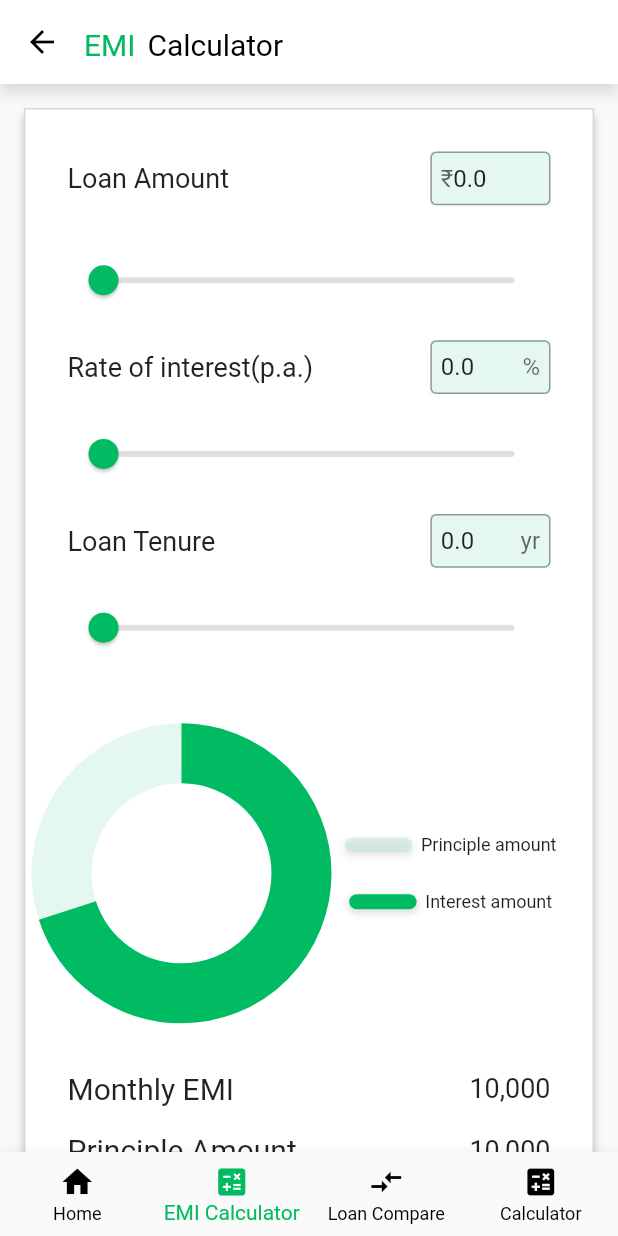
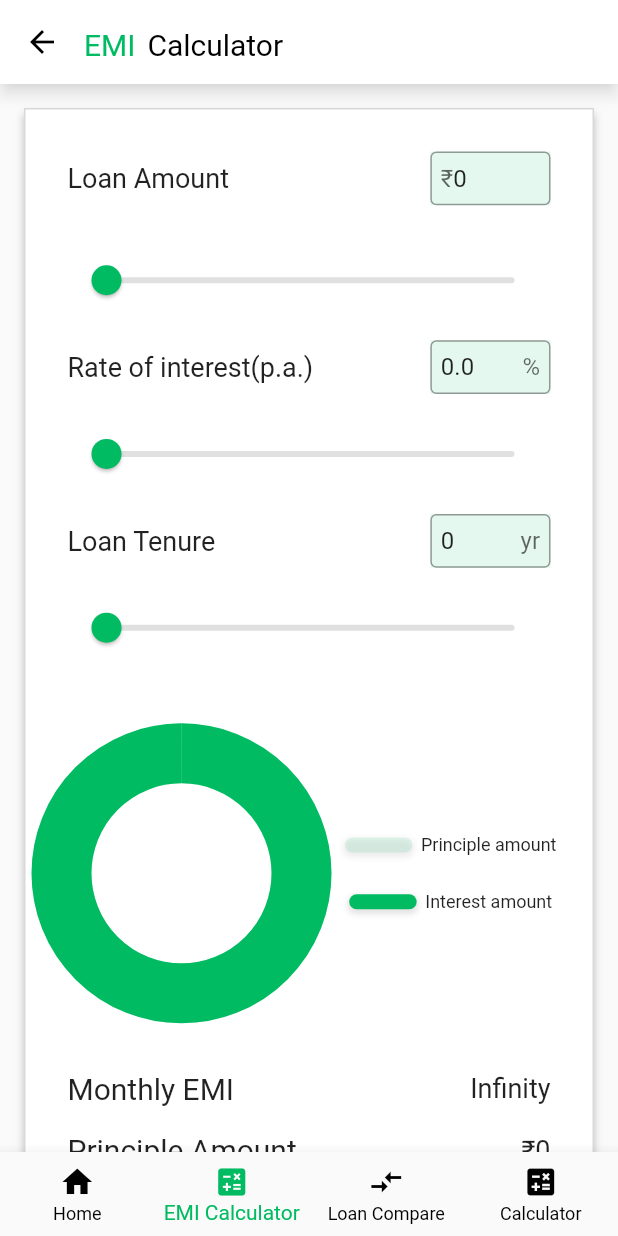
Before and after one commit to MyCTO-Interns/Calculator_app, a Flutter app: the screen it shows after launch, item 2 of the bottom bar chosen, on a phone screen of 412 x 824 dp. Run offline on Flutter 3.47's test engine with Material 3 defaults, Android fonts, the phone set to English and light mode, and no system bars; our stand-ins replace flutter_screenutil.

Commit message:
emi working!

```diff
--- /dev/null
+++ b/lib/methods/logic.dart
@@ -0,0 +1,26 @@
+import 'dart:math';
+import 'package:flutter/material.dart';
+
+double calculateEMI(double principal, double annualRate, double years) {
+  double monthlyRate = annualRate / (12 * 100);
+  double timeInMonths = years * 12;
+  double emi = principal *
+      (monthlyRate * pow(1 + monthlyRate, timeInMonths)) /
+      (pow(1 + monthlyRate, timeInMonths) - 1);
+  return emi;
+}
+
+double calculateTotalInterest(double principal, double emi, double timeInYears) {
+  double numberOfPayments = timeInYears * 12;
+  double totalAmountPaid = emi * numberOfPayments;
+  double totalInterest = totalAmountPaid - principal;
+
+  return totalInterest;
+}
+
+
+
+
+double calculateTotalAmount(double emi, double time) {
+  return emi * time * 12;
+}
--- a/lib/screens/EMI_calculator.dart
+++ b/lib/screens/EMI_calculator.dart
@@ -1,9 +1,15 @@
+import 'dart:async';
+import 'dart:math';
+
+import 'package:calculator/methods/logic.dart';
 import 'package:calculator/methods/methods.dart';
 import 'package:calculator/screens/HomePage.dart';
 import 'package:calculator/util/circular_progress.dart';
-import 'package:calculator/util/constants.dart'; // Ensure this file contains the textFieldWidth and textFieldHeight constants
+import 'package:calculator/util/constants.dart';
 import 'package:flutter/material.dart';
+import 'package:flutter/services.dart';
 import 'package:flutter_screenutil/flutter_screenutil.dart';
+import 'package:intl/intl.dart';
 
 class EmiCalculator extends StatefulWidget {
   const EmiCalculator({super.key});
@@ -19,13 +25,18 @@ class _EmiCalculatorState extends State<EmiCalculator> {
   late TextEditingController _LoanController;
   late TextEditingController _RoiController;
   late TextEditingController _TenureController;
+  double emi = 0.0;
+  double totalInterest = 0.0;
+  double totalAmount = 0.0;
+  double value = 0.0;
 
   @override
   void initState() {
     super.initState();
-    _LoanController = TextEditingController(text: LoanAmount.toString());
+    _LoanController =
+        TextEditingController(text: LoanAmount.toStringAsFixed(0));
     _RoiController = TextEditingController(text: ROI.toString());
-    _TenureController = TextEditingController(text: Tenure.toString());
+    _TenureController = TextEditingController(text: Tenure.toStringAsFixed(0));
   }
 
   @override
@@ -34,6 +45,14 @@ class _EmiCalculatorState extends State<EmiCalculator> {
     _RoiController.dispose();
     _TenureController.dispose();
     super.dispose();
+  }
+
+  void updateValues() {
+    emi = calculateEMI(LoanAmount, ROI, Tenure);
+    totalInterest = calculateTotalInterest(LoanAmount, emi, Tenure);
+    totalAmount = totalInterest + LoanAmount;
+    value = (totalInterest)/(totalAmount);
+    value = value.clamp(0.0, 1.0);
   }
 
   @override
@@ -127,6 +146,18 @@ class _EmiCalculatorState extends State<EmiCalculator> {
                                         (newValue) {
                                       setState(() {
                                         LoanAmount = newValue;
+                                        if (newValue == 0) {
+                                          _LoanController.clear();
+                                        } else {
+                                          _LoanController.text =
+                                              NumberFormat('#,##,###')
+                                                  .format(newValue.toInt());
+                                          _LoanController.selection =
+                                              TextSelection.fromPosition(
+                                                  TextPosition(
+                                                      offset: _LoanController
+                                                          .text.length));
+                                        }
                                       });
                                     });
                                   },
@@ -157,6 +188,7 @@ class _EmiCalculatorState extends State<EmiCalculator> {
                         },
                         min: 0,
                         max: 100000000,
+                        divisions: 100000000,
                         activeColor: mainColor,
                         inactiveColor: Colors.grey[300],
                       ),
@@ -183,7 +215,9 @@ class _EmiCalculatorState extends State<EmiCalculator> {
                                     updateValueFromText(value, 0, 30,
                                         (newValue) {
                                       setState(() {
-                                        ROI = newValue;
+                                        ROI = double.parse(
+                                            newValue.toStringAsFixed(
+                                                1)); // Round to 1 decimal place
                                       });
                                     });
                                   },
@@ -193,7 +227,8 @@ class _EmiCalculatorState extends State<EmiCalculator> {
                                     hintText: 'Enter rate',
                                     border: OutlineInputBorder(),
                                   ),
-                                  keyboardType: TextInputType.number,
+                                  keyboardType: TextInputType.numberWithOptions(
+                                      decimal: true),
                                 ),
                               ),
                             ),
@@ -207,12 +242,13 @@ class _EmiCalculatorState extends State<EmiCalculator> {
                         value: ROI,
                         onChanged: (newValue) {
                           setState(() {
-                            ROI = newValue;
-                            updateValue(newValue, _RoiController);
+                            ROI = double.parse(newValue.toStringAsFixed(1));
+                            _RoiController.text = ROI.toStringAsFixed(1);
                           });
                         },
                         min: 0,
                         max: 30,
+                        divisions: 300,
                         activeColor: mainColor,
                         inactiveColor: Colors.grey[300],
                       ),
@@ -259,6 +295,10 @@ class _EmiCalculatorState extends State<EmiCalculator> {
                     ),
                     Padding(
                         padding: const EdgeInsets.symmetric(horizontal: 16.0),
+                        child: SliderTheme(
+                          data: SliderTheme.of(context).copyWith(
+                            tickMarkShape: SliderTickMarkShape.noTickMark,
+                          ),
                           child: Slider(
                             value: Tenure,
                             onChanged: (newValue) {
@@ -269,10 +309,11 @@ class _EmiCalculatorState extends State<EmiCalculator> {
                             },
                             min: 0,
                             max: 30,
+                            divisions: 30,
                             activeColor: mainColor,
                             inactiveColor: Colors.grey[300],
                           ),
-                    ),
+                        )),
                     SizedBox(
                       height: 40.h,
                     ),
@@ -282,8 +323,13 @@ class _EmiCalculatorState extends State<EmiCalculator> {
                       child: Row(
                         mainAxisAlignment: MainAxisAlignment.spaceBetween,
                         children: [
-                          CustomCircularProgressIndicator(
-                              progressValue: 0.7, mainColor: mainColor),
+                          Builder(
+                            builder: (context) {
+                              updateValues();
+                              return CustomCircularProgressIndicator(
+                                  progressValue: value, mainColor: mainColor);
+                            }
+                          ),
                           Column(
                             mainAxisAlignment: MainAxisAlignment.spaceEvenly,
                             children: [
@@ -367,14 +413,28 @@ class _EmiCalculatorState extends State<EmiCalculator> {
                                 'Monthly EMI',
                                 style: TextStyle(fontSize: 20),
                               ),
-
-                              Text(
-                                '10,000',
+                              Builder(
+                                builder: (context) {
+                                  updateValues();
+                                  String emiText;
+                                  if (emi.isFinite) {
+                                    emiText =
+                                        '₹${NumberFormat('#,##,###').format(emi.ceil())}';
+                                  } else {
+                                    emiText =
+                                        'Infinity';
+                                  }
+                                  return Text(
+                                    emiText,
                                     style: TextStyle(fontSize: 18),
-                              )
+                                  );
+                                },
+                              ),
                             ],
                           ),
-                          SizedBox(height: 15.h,),
+                          SizedBox(
+                            height: 15.h,
+                          ),
                           Row(
                             mainAxisAlignment: MainAxisAlignment.spaceBetween,
                             children: [
@@ -383,12 +443,14 @@ class _EmiCalculatorState extends State<EmiCalculator> {
                                 style: TextStyle(fontSize: 20),
                               ),
                               Text(
-                                '10,000',
+                                '₹${_LoanController.text}',
                                 style: TextStyle(fontSize: 18),
                               )
                             ],
                           ),
-                          SizedBox(height: 15.h,),
+                          SizedBox(
+                            height: 15.h,
+                          ),
                           Row(
                             mainAxisAlignment: MainAxisAlignment.spaceBetween,
                             children: [
@@ -396,13 +458,20 @@ class _EmiCalculatorState extends State<EmiCalculator> {
                                 'Total interest',
                                 style: TextStyle(fontSize: 20),
                               ),
-                              Text(
-                                '10,000',
+                              Builder(
+                                builder: (context) {
+                                  updateValues();
+                                  return Text(
+                                    '₹${NumberFormat('#,##,###').format(totalInterest)}',
                                     style: TextStyle(fontSize: 18),
-                              )
+                                  );
+                                },
+                              ),
                             ],
                           ),
-                          SizedBox(height: 15.h,),
+                          SizedBox(
+                            height: 15.h,
+                          ),
                           Row(
                             mainAxisAlignment: MainAxisAlignment.spaceBetween,
                             children: [
@@ -410,10 +479,15 @@ class _EmiCalculatorState extends State<EmiCalculator> {
                                 'Total amount',
                                 style: TextStyle(fontSize: 20),
                               ),
-                              Text(
-                                '10,000',
+                              Builder(
+                                builder: (context) {
+                                  updateValues();
+                                  return Text(
+                                    '₹${NumberFormat('#,##,###').format(totalAmount)}',
                                     style: TextStyle(fontSize: 18),
-                              )
+                                  );
+                                },
+                              ),
                             ],
                           ),
                         ],
--- a/pubspec.yaml
+++ b/pubspec.yaml
@@ -33,7 +33,7 @@ dependencies:
   cupertino_icons: ^1.0.2
   flutter_screenutil: ^5.9.1
   input_slider: ^0.3.1
-
+  intl: ^0.17.0
 
 dev_dependencies:
   flutter_test:
```
Also changed, not shown: lib/methods/methods.dart (+9 -6 lines), pubspec.lock. Lines whose indentation alone changed are shown as unchanged.
